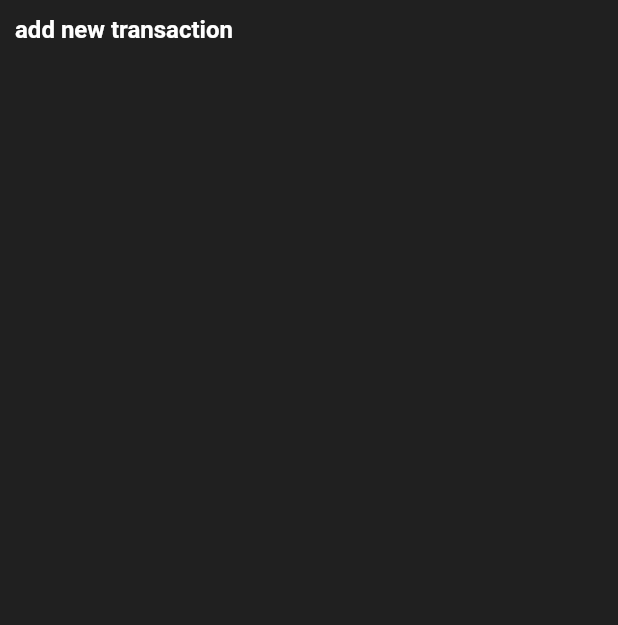
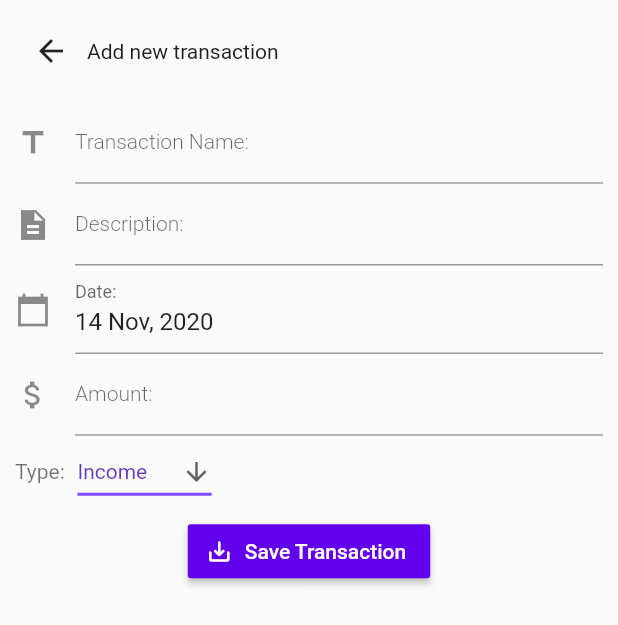
Before and after one commit to melchorlapinigjr/money_manager, a Flutter app: the screen it shows after launch, item 2 of the bottom bar chosen, on a phone screen of 412 x 824 dp. Shown: the top 625 px of the screen. Run offline on Flutter 3.47's test engine with Material 2 defaults, Android fonts, the phone set to English and light mode, and no system bars; drawn by our look-alikes of date_time_picker; our stand-ins replace flutter_masked_text, sembast; missing offline and left inert: encrypt; Roboto replaces fonts that are missing (Poppins).

Commit message:
transaction view

```diff
--- a/lib/pages/add_transaction.dart
+++ b/lib/pages/add_transaction.dart
@@ -1,6 +1,7 @@
+import 'package:date_time_picker/date_time_picker.dart';
 import 'package:flutter/material.dart';
+import 'package:flutter_masked_text/flutter_masked_text.dart';
 import 'package:money_manager/utils.dart';
-import 'package:money_manager/widgets/header_widget.dart';
 
 class AddTransaction extends StatefulWidget {
   @override
@@ -8,21 +9,114 @@ class AddTransaction extends StatefulWidget {
 }
 
 class _AddTransactionState extends State<AddTransaction> {
+  var amountController = MaskedTextController(mask: '000.000.00');
+  String dropdownValue = "Income";
+
   @override
   Widget build(BuildContext context) {
     return Scaffold(
-      backgroundColor: SemiBlackbg,
       body: SafeArea(
-        child: Container(
-          margin: EdgeInsets.all(5),
-          padding: EdgeInsets.all(5),
-          child: Column(
-            children: [
-              Text('add new transaction', style: homePageTitleStyle),
-              SizedBox(
-                height: 10,
-              ),
-            ],
+        child: Expanded(
+          child: Container(
+            margin: EdgeInsets.all(10),
+            child: Column(
+              children: [
+                Row(
+                  children: [
+                    IconButton(
+                      icon: Icon(Icons.arrow_back),
+                      onPressed: () {
+                        Navigator.pop(context);
+                      },
+                    ),
+                    Text(
+                      'Add new transaction',
+                      style: TextStyle(color: SemiBlackbg),
+                    ),
+                  ],
+                ),
+                SizedBox(height: 10),
+                TextFormField(
+                  style: itemListTitleStyle,
+                  decoration: InputDecoration(
+                      icon: Icon(Icons.title), labelText: 'Transaction Name:'),
+                ),
+                TextFormField(
+                  style: itemListTitleStyle,
+                  decoration: InputDecoration(
+                      icon: Icon(Icons.description_sharp),
+                      hintText: 'Transaction description.',
+                      labelText: 'Description:'),
+                ),
+                DateTimePicker(
+                  icon: Icon(Icons.calendar_today_sharp),
+                  dateMask: 'd MMM, yyyy',
+                  initialValue: DateTime.now().toString(),
+                  firstDate: DateTime(2020),
+                  lastDate: DateTime(2100),
+                  dateLabelText: 'Date:',
+                  onChanged: (val) => print(val),
+                  validator: (val) {
+                    print(val);
+                    return null;
+                  },
+                  onSaved: (val) => print(val),
+                ),
+                TextFormField(
+                  style: itemListTitleStyle,
+                  decoration: InputDecoration(
+                      icon: Icon(Icons.attach_money_sharp),
+                      hintText: 'Transaction amount.',
+                      labelText: 'Amount:'),
+                  controller: amountController,
+                ),
+                Row(
+                  children: [
+                    Text(
+                      "Type: ",
+                      style: TextStyle(
+                        color: Colors.black54,
+                      ),
+                    ),
+                    SizedBox(
+                      width: 5,
+                    ),
+                    DropdownButton<String>(
+                      value: dropdownValue,
+                      icon: Icon(Icons.arrow_downward),
+                      iconSize: 20,
+                      style: TextStyle(color: Colors.deepPurple),
+                      underline: Container(
+                        height: 2,
+                        color: Colors.deepPurpleAccent,
+                      ),
+                      onChanged: (String newValue) {
+                        setState(() {
+                          dropdownValue = newValue;
+                        });
+                      },
+                      items: <String>['Income', 'Expense', 'Investment']
+                          .map<DropdownMenuItem<String>>((String value) {
+                        return DropdownMenuItem<String>(
+                          value: value,
+                          child: Text(value),
+                        );
+                      }).toList(),
+                    ),
+                  ],
+                ),
+                SizedBox(height: 5),
+                RaisedButton.icon(
+                  icon: Icon(Icons.save_alt_rounded, size: 18),
+                  textColor: Colors.white,
+                  color: Color(0xFF6200EE),
+                  onPressed: () {
+                    // Respond to button press
+                  },
+                  label: Text("Save Transaction"),
+                ),
+              ],
+            ),
           ),
         ),
       ),
--- a/pubspec.yaml
+++ b/pubspec.yaml
@@ -28,6 +28,8 @@ dependencies:
   crypto: ^2.1.5
   path: ^1.7.0
   path_provider: ^1.6.21
+  date_time_picker: ^1.1.0
+  flutter_masked_text: ^0.8.0
 
   # The following adds the Cupertino Icons font to your application.
   # Use with the CupertinoIcons class for iOS style icons.
```
Also changed, not shown: pubspec.lock.
